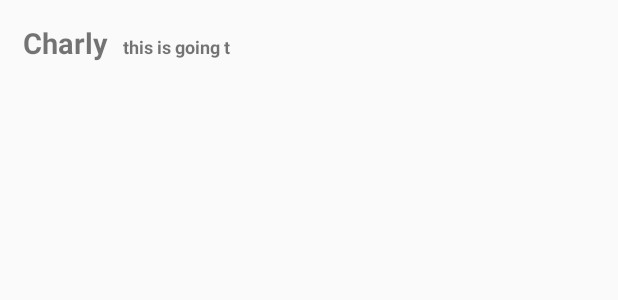
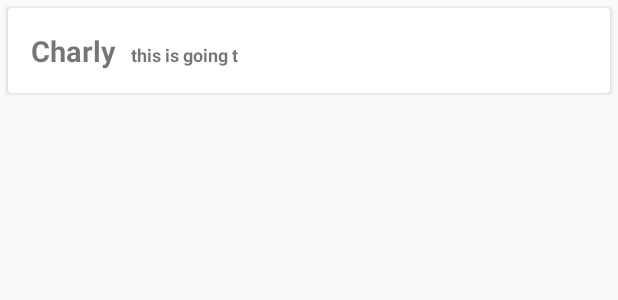
Before and after one commit to IngJaycee/workshop-ITjuana-test, an Android app: the layout item_list.xml on its own in the app's theme, with its tools: preview values and no code run, on a phone screen of 412 x 824 dp. Shown: the top 300 px of the screen. Run offline under Robolectric (Android 15) with nearby library versions, the phone set to English and light mode, and no system bars; network calls fail.

Commit message:
Adding decoration to recyclerViews

```diff
--- a/app/src/main/res/layout/activity_main.xml
+++ b/app/src/main/res/layout/activity_main.xml
@@ -9,12 +9,12 @@
     <fragment
         android:id="@+id/nav_host_fragment"
         android:name="androidx.navigation.fragment.NavHostFragment"
-        android:layout_width="0dp"
+        android:layout_width="match_parent"
         android:layout_height="0dp"
         app:defaultNavHost="true"
         app:layout_constraintBottom_toTopOf="@id/bottomNav"
-        app:layout_constraintLeft_toLeftOf="parent"
-        app:layout_constraintRight_toRightOf="parent"
+        app:layout_constraintEnd_toEndOf="parent"
+        app:layout_constraintStart_toStartOf="parent"
 
         app:layout_constraintTop_toTopOf="parent"
         app:navGraph="@navigation/nav_graph" />
--- a/app/src/main/res/layout/item_list.xml
+++ b/app/src/main/res/layout/item_list.xml
@@ -1,5 +1,14 @@
 <?xml version="1.0" encoding="utf-8"?>
-<LinearLayout xmlns:android="http://schemas.android.com/apk/res/android"
+<androidx.cardview.widget.CardView xmlns:android="http://schemas.android.com/apk/res/android"
+    xmlns:app="http://schemas.android.com/apk/res-auto"
+    android:id="@+id/cardItem"
+    android:layout_width="match_parent"
+    android:layout_height="wrap_content"
+    android:layout_marginBottom="10dp"
+    android:layout_margin="5dp"
+    app:cardCornerRadius="2dp">
+
+    <LinearLayout
         android:id="@+id/linearItem"
         android:layout_width="match_parent"
         android:layout_height="wrap_content"
@@ -27,3 +36,4 @@
             android:textStyle="bold" />
 
     </LinearLayout>
+</androidx.cardview.widget.CardView>
```
Also changed, not shown: app/src/main/java/com/itjuana/itjuanademo/ui/ListFragment.java (+15 -0 lines), app/src/main/java/com/itjuana/itjuanademo/ui/UsersFragment.java (+12 -0 lines), app/src/main/res/layout/fragment_list.xml (+6 -1 lines). Lines whose indentation alone changed are shown as unchanged.
